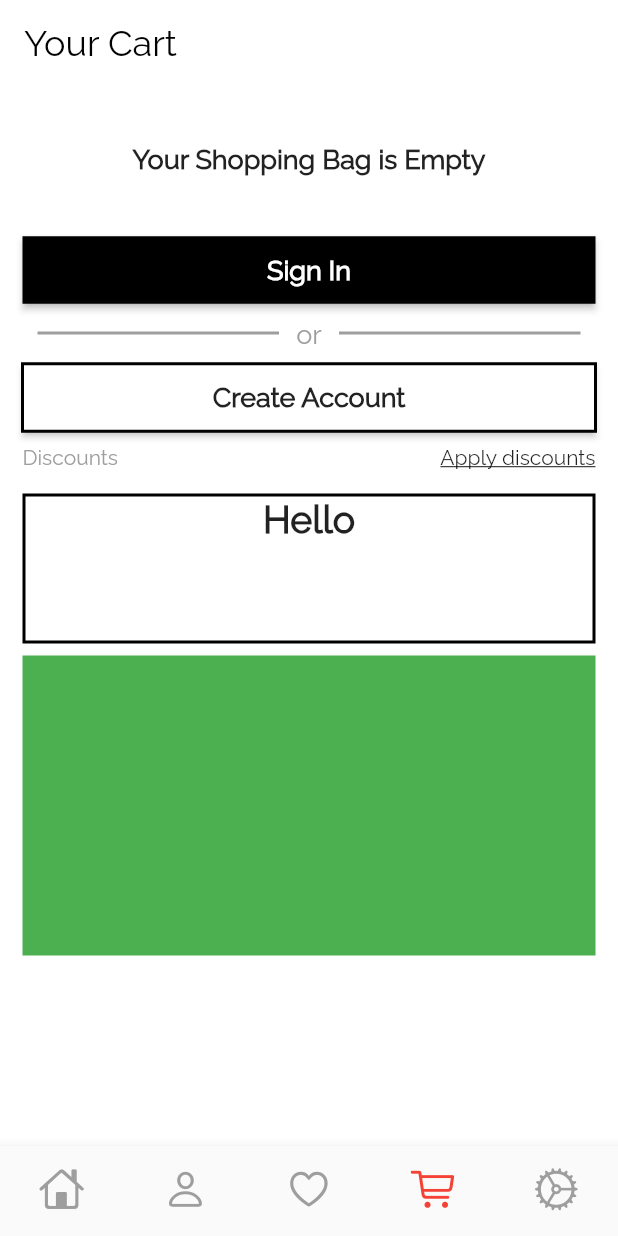
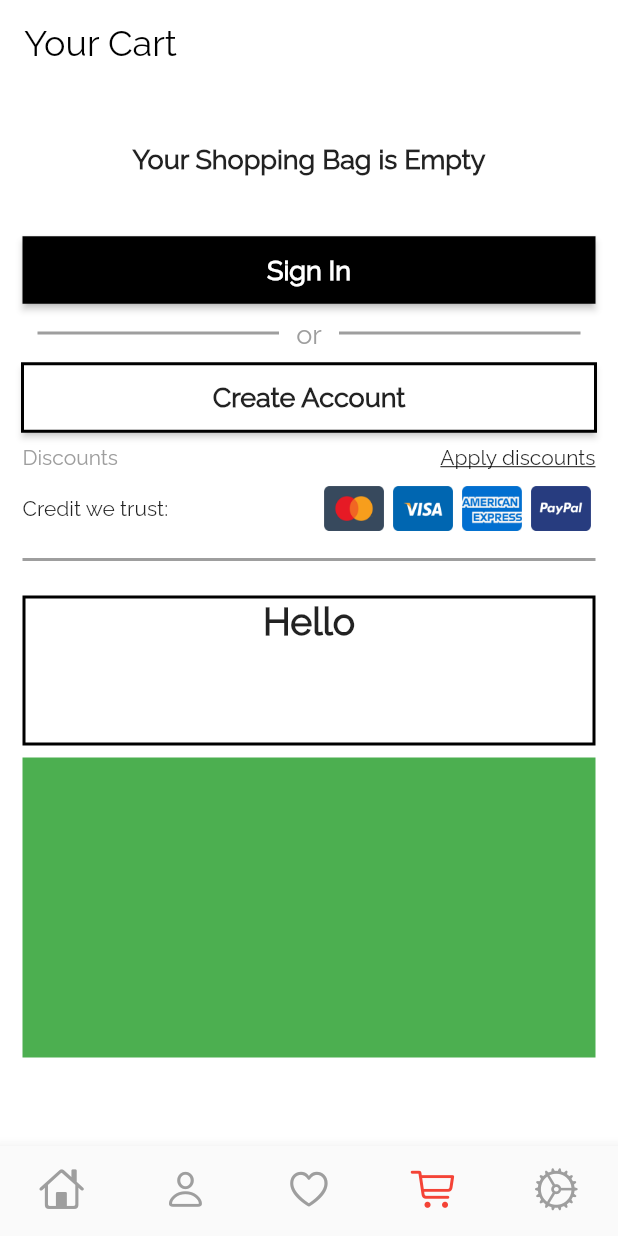
Before and after one commit to xamata/flutter_GraphQL_test, a Flutter app: the screen it shows after launch, item 4 of the bottom bar chosen, on a phone screen of 412 x 824 dp. Run offline on Flutter 3.47's test engine with Material 2 defaults, Android fonts, the phone set to English and light mode, and no system bars; our stand-ins replace email_validator, graphql_flutter; network calls fail.

Commit message:
Created the credit card icons widgets on cart_page.dart

```diff
--- a/lib/cart_page.dart
+++ b/lib/cart_page.dart
@@ -139,22 +139,72 @@ class _CartPageState extends State<CartPage> {
                   ),
                 ),
                 //TODO: Create cc Icons
-                // Container(
-                //   width: double.infinity,
-                //   height: 100,
-                //   child: Row(
-                //     children: [
-                //       Container(
-                //         width: double.infinity,
-                //         decoration: const BoxDecoration(
-                //           image: DecorationImage(
-                //               image: AssetImage("images/background.jpeg"),
-                //               fit: BoxFit.fitWidth),
-                //         ),
-                //       ),
-                //     ],
-                //   ),
-                // ),
+                Row(
+                  mainAxisAlignment: MainAxisAlignment.start,
+                  children: [
+                    Text("Credit we trust:"),
+                    Spacer(),
+                    Padding(
+                      padding: const EdgeInsets.all(3),
+                      child: Container(
+                        width: 40,
+                        height: 30,
+                        decoration: const BoxDecoration(
+                          color: Colors.blue,
+                          image: DecorationImage(
+                              image: AssetImage("images/credit_icons_1.jpg"),
+                              fit: BoxFit.fill),
+                        ),
+                      ),
+                    ),
+                    Padding(
+                      padding: const EdgeInsets.all(3),
+                      child: Container(
+                        width: 40,
+                        height: 30,
+                        decoration: const BoxDecoration(
+                          color: Colors.blue,
+                          image: DecorationImage(
+                              image: AssetImage("images/credit_icons_2.jpg"),
+                              fit: BoxFit.fill),
+                        ),
+                      ),
+                    ),
+                    Padding(
+                      padding: const EdgeInsets.all(3),
+                      child: Container(
+                        width: 40,
+                        height: 30,
+                        decoration: const BoxDecoration(
+                          color: Colors.blue,
+                          image: DecorationImage(
+                              image: AssetImage("images/credit_icons_3.jpg"),
+                              fit: BoxFit.fill),
+                        ),
+                      ),
+                    ),
+                    Padding(
+                      padding: const EdgeInsets.all(3),
+                      child: Container(
+                        width: 40,
+                        height: 30,
+                        decoration: const BoxDecoration(
+                          color: Colors.blue,
+                          image: DecorationImage(
+                              image: AssetImage("images/credit_icons_4.jpg"),
+                              fit: BoxFit.fill),
+                        ),
+                      ),
+                    ),
+                  ],
+                ),
+                Padding(
+                  padding: const EdgeInsets.symmetric(vertical: 8.0),
+                  child: Divider(
+                    thickness: 2,
+                    color: Colors.grey,
+                  ),
+                ),
                 Padding(
                   padding: const EdgeInsets.symmetric(vertical: 8.0),
                   child: Container(
```
Also changed, not shown: images/cc_icons_1.jpg (deleted), images/credit_icons_2.jpg (renamed from images/cc_icons_2.jpg), images/credit_icons_3.jpg (renamed from images/cc_icons_3.jpg).
